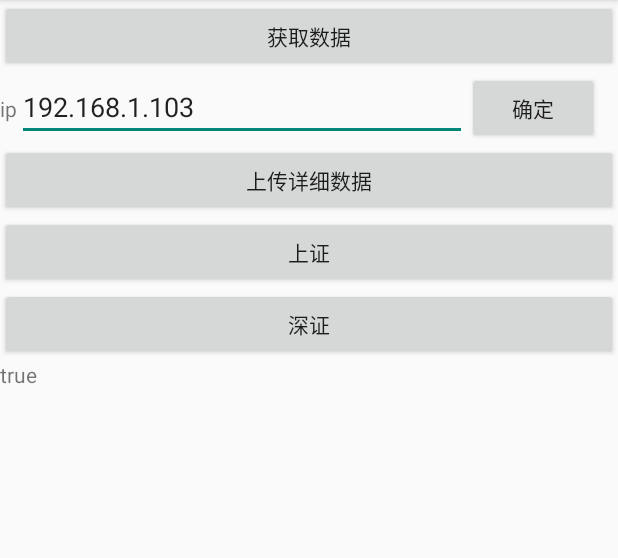
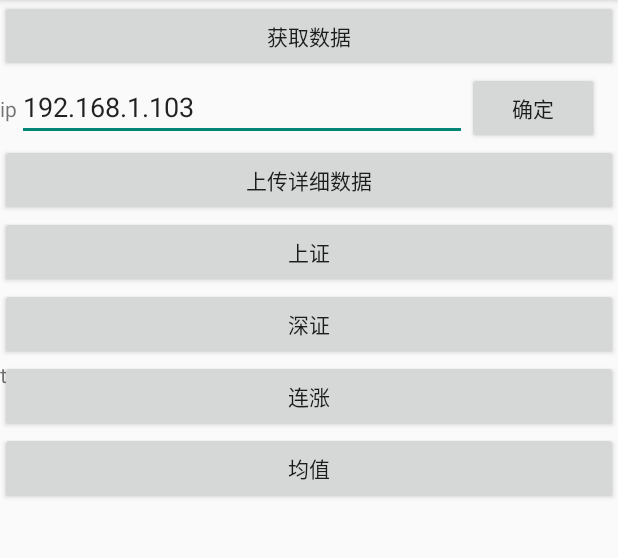
Before and after one commit to zhilaizhang/StockAnalysis, an Android app: the screen it shows after launch (MainActivity), after a tap on "获取数据", on a phone screen of 412 x 824 dp, the part 84-642 px from its top. Run offline under Robolectric (Android 15) with nearby library versions, the phone set to English and light mode, and no system bars.

Commit message:
添加连涨网络逻辑

```diff
--- a/app/src/main/java/com/zlzhang/stockanalysis/StockAnalysisUtil.java
+++ b/app/src/main/java/com/zlzhang/stockanalysis/StockAnalysisUtil.java
@@ -85,9 +85,9 @@ public class StockAnalysisUtil {
 
             connection.setRequestMethod("GET");//设置请求方式//必须是大写
 
-            connection.setConnectTimeout(5000);//设置连接超时时间。
+            connection.setConnectTimeout(50000);//设置连接超时时间。
 
-            connection.setReadTimeout(5000);//设置读数据的超时时间
+            connection.setReadTimeout(50000);//设置读数据的超时时间
 
             // Post 请求不能使用缓存
 
--- a/app/src/main/java/com/zlzhang/stockanalysis/analysis/rise/view/IContinueRiseView.java
+++ b/app/src/main/java/com/zlzhang/stockanalysis/analysis/rise/view/IContinueRiseView.java
@@ -8,4 +8,6 @@ import android.widget.ListView;
 
 public interface IContinueRiseView {
      ListView getContinueListView();
+
+     ListView getDaysChooseListView();
 }
--- a/app/src/main/java/com/zlzhang/stockanalysis/list/view/StockListActivity.java
+++ b/app/src/main/java/com/zlzhang/stockanalysis/list/view/StockListActivity.java
@@ -37,7 +37,7 @@ public class StockListActivity extends Activity implements IStockListView {
     }
 
     private void initView() {
-        mSHListView = findViewById(R.id.sh_listview);
+        mSHListView = (ListView) findViewById(R.id.sh_listview);
         mSHPresenter.setListView(mSHListView);
     }
 
--- a/app/src/main/java/com/zlzhang/stockanalysis/main/model/MainInteractorImp.java
+++ b/app/src/main/java/com/zlzhang/stockanalysis/main/model/MainInteractorImp.java
@@ -3,17 +3,15 @@ package com.zlzhang.stockanalysis.main.model;
 import android.content.Context;
 
 import com.google.gson.Gson;
+import com.google.gson.reflect.TypeToken;
 import com.zlzhang.stockanalysis.StockAnalysisUtil;
 import com.zlzhang.stockanalysis.modle.GlobalVariable;
 import com.zlzhang.stockanalysis.modle.StockDataCache;
 import com.zlzhang.stockanalysis.modle.StockModel;
+import com.zlzhang.util.FileUtil;
 
-import java.io.BufferedWriter;
-import java.io.FileOutputStream;
-import java.io.IOException;
-import java.io.OutputStreamWriter;
 import java.util.ArrayList;
-import java.util.Date;
+import java.util.Calendar;
 import java.util.List;
 
 /**
@@ -23,17 +21,19 @@ import java.util.List;
 public class MainInteractorImp implements IMainInteractor {
 
     private Context mContext;
+    private Gson mGson;
     private int mCount;
     private OnGetDataListener mOnGetDataListener;
 
     public MainInteractorImp(Context context){
         mContext = context;
+        mGson = new Gson();
     }
 
     @Override
     public void getAllStocks(final OnGetDataListener onGetDataListener) {
         mOnGetDataListener = onGetDataListener;
-        String sh = StockAnalysisUtil.readAssetsTxt(mContext, "sh");
+        final String sh = StockAnalysisUtil.readAssetsTxt(mContext, "sh");
         final String[] shStockNames = sh.split(",");
 
         String sz = StockAnalysisUtil.readAssetsTxt(mContext, "sz");
@@ -43,16 +43,34 @@ public class MainInteractorImp implements IMainInteractor {
         new Thread(new Runnable() {
             @Override
             public void run() {
-                List<StockModel> shStocks = getStockModels("sh", shStockNames);
+                Calendar calendar = Calendar.getInstance();
+                int year = calendar.get(Calendar.YEAR);
+                int month = calendar.get(Calendar.MONTH)+1;
+                int day = calendar.get(Calendar.DAY_OF_MONTH);
+                String ds = year + "_" + month + "_" + day;
+                String shFile = GlobalVariable.BASE_PATH +  ds + "_sh.txt";
+                List<StockModel> shStocks;
+                if (FileUtil.isFileExist(shFile)) {
+                    shStocks = getStockModelsFromLocal(shFile);
+                } else {
+                    shStocks = getStockModelsFromNet("sh", shStockNames);
+                    storeStocksToLocal(shFile, shStocks);
+                }
                 StockDataCache.getInstance().setmSHStockModelList(shStocks);
 
-                List<StockModel> szStocks = getStockModels("sz", szStockNames);
+                List<StockModel> szStocks;
+                String szFile = GlobalVariable.BASE_PATH +  ds + "_sz.txt";
+                if (FileUtil.isFileExist(szFile)) {
+                    szStocks = getStockModelsFromLocal(szFile);
+                } else {
+                    szStocks = getStockModelsFromNet("sz", szStockNames);
+                    storeStocksToLocal(szFile, szStocks);
+                }
                 StockDataCache.getInstance().setmSZStockModelList(szStocks);
 
                 List<StockModel> allStocks = new ArrayList<>();
                 allStocks.addAll(shStocks);
                 allStocks.addAll(szStocks);
-                storeAllStocks(allStocks);
                 onGetDataListener.onGetSucceed(allStocks);
 
             }
@@ -60,30 +78,12 @@ public class MainInteractorImp implements IMainInteractor {
 
     }
 
-    private void storeAllStocks(List<StockModel> stockModels){
+    private void storeStocksToLocal(String fileName, List<StockModel> stockModels){
         Gson gson = new Gson();
         String stockString = gson.toJson(stockModels);
-        String date = new Date().toString();
-        String file = GlobalVariable.BASE_PATH + date;
-        writeToFile(file, stockString);
+        FileUtil.setRawDataToFile(fileName, stockString);
     }
 
-    public  void writeToFile(String file, String conent) {
-        BufferedWriter out = null;
-        try {
-            out = new BufferedWriter(new OutputStreamWriter(
-                    new FileOutputStream(file, true)));
-            out.write(conent);
-        } catch (Exception e) {
-            e.printStackTrace();
-        } finally {
-            try {
-                out.close();
-            } catch (IOException e) {
-                e.printStackTrace();
-            }
-        }
-    }
 
     @Override
     public void uploadStocks(List<StockModel> stockModels, OnUploadListener onUploadListener) {
@@ -95,7 +95,7 @@ public class MainInteractorImp implements IMainInteractor {
         }).start();
     }
 
-    private List<StockModel> getStockModels(String position, String[] stocks){
+    private List<StockModel> getStockModelsFromNet(String position, String[] stocks){
         List<StockModel> stockModelList = new ArrayList<>();
         for (String shStock : stocks) {
             String url = "http://hq.sinajs.cn/list=" + position + shStock;
@@ -112,4 +112,10 @@ public class MainInteractorImp implements IMainInteractor {
         }
         return stockModelList;
     }
+
+    private List<StockModel> getStockModelsFromLocal(String path){
+        String stocksFile = FileUtil.getAllFile(path);
+        List<StockModel> stockModels = mGson.fromJson(stocksFile, new TypeToken<List<StockModel>>(){}.getType());
+        return stockModels;
+    }
 }
--- a/app/src/main/java/com/zlzhang/stockanalysis/main/view/MainActivity.java
+++ b/app/src/main/java/com/zlzhang/stockanalysis/main/view/MainActivity.java
@@ -12,6 +12,8 @@ import android.widget.Toast;
 
 import com.zlzhang.stockanalysis.R;
 import com.zlzhang.stockanalysis.StockAnalysisUtil;
+import com.zlzhang.stockanalysis.analysis.average.view.AverageActivity;
+import com.zlzhang.stockanalysis.analysis.rise.view.ContinueRiseActivity;
 import com.zlzhang.stockanalysis.list.view.StockListActivity;
 import com.zlzhang.stockanalysis.main.presenter.IMainPresenter;
 import com.zlzhang.stockanalysis.main.presenter.MainPresenterImp;
@@ -30,6 +32,8 @@ public class MainActivity extends Activity implements IMainView, View.OnClickLis
     private Button mGotoSHButton;
     private Button mGotoSZButton;
     private Button mConfirmIpButton;
+    private Button mContinueRiseButton;
+    private Button mAverageButton;
     private EditText mIpEditText;
 
     @Override
@@ -45,18 +49,22 @@ public class MainActivity extends Activity implements IMainView, View.OnClickLis
         mGotoSZButton.setOnClickListener(this);
         mGotoSHButton.setOnClickListener(this);
         mUploadButton.setOnClickListener(this);
+        mAverageButton.setOnClickListener(this);
+        mContinueRiseButton.setOnClickListener(this);
         mConfirmIpButton.setOnClickListener(this);
     }
 
     private void initView() {
-        mProgressLayout = findViewById(R.id.progress_layout);
-        mDataStatusTextView = findViewById(R.id.data_status);
-        mCountTextView = findViewById(R.id.count_textview);
-        mGotoSHButton   = findViewById(R.id.gotoSH);
-        mGotoSZButton   = findViewById(R.id.gotoSZ);
-        mUploadButton = findViewById(R.id.upload_data);
-        mIpEditText = findViewById(R.id.ip_edittext);
-        mConfirmIpButton = findViewById(R.id.confirm_button);
+        mProgressLayout = (LinearLayout) findViewById(R.id.progress_layout);
+        mDataStatusTextView = (TextView) findViewById(R.id.data_status);
+        mCountTextView = (TextView) findViewById(R.id.count_textview);
+        mGotoSHButton   = (Button) findViewById(R.id.gotoSH);
+        mGotoSZButton   = (Button) findViewById(R.id.gotoSZ);
+        mUploadButton = (Button) findViewById(R.id.upload_data);
+        mAverageButton = (Button) findViewById(R.id.gotoAverage);
+        mContinueRiseButton = (Button) findViewById(R.id.gotoContinueRise);
+        mIpEditText = (EditText) findViewById(R.id.ip_edittext);
+        mConfirmIpButton = (Button) findViewById(R.id.confirm_button);
     }
 
     private void initData() {
@@ -98,6 +106,8 @@ public class MainActivity extends Activity implements IMainView, View.OnClickLis
             mGotoSHButton.setVisibility(View.VISIBLE);
             mGotoSZButton.setVisibility(View.VISIBLE);
             mUploadButton.setVisibility(View.VISIBLE);
+            mContinueRiseButton.setVisibility(View.VISIBLE);
+            mAverageButton.setVisibility(View.VISIBLE);
         }
         Toast.makeText(this,  "got" + isGot, Toast.LENGTH_SHORT).show();
     }
@@ -122,7 +132,25 @@ public class MainActivity extends Activity implements IMainView, View.OnClickLis
             case R.id.confirm_button:
                 GlobalVariable.sServerIp = mIpEditText.getText().toString();
                 break;
+            case R.id.gotoAverage:
+                gotoAverage();
+                break;
+            case R.id.gotoContinueRise:
+                gotoContinueRise();
+                break;
         }
+    }
+
+    private void gotoContinueRise() {
+        Intent intent = new Intent();
+        intent.setClass(this, ContinueRiseActivity.class);
+        startActivity(intent);
+    }
+
+    private void gotoAverage() {
+        Intent intent = new Intent();
+        intent.setClass(this, AverageActivity.class);
+        startActivity(intent);
     }
 
     public void gotoUploadData() {
--- a/app/src/main/java/com/zlzhang/stockanalysis/upload/view/UploadActvity.java
+++ b/app/src/main/java/com/zlzhang/stockanalysis/upload/view/UploadActvity.java
@@ -35,7 +35,7 @@ public class UploadActvity extends Activity implements IUploadView{
     }
 
     private void initView() {
-        mUploadStatusEditText = findViewById(R.id.upload_status_textview);
+        mUploadStatusEditText = (TextView) findViewById(R.id.upload_status_textview);
     }
 
     private void initData() {
--- a/app/src/main/res/layout/activity_continue_rise.xml
+++ b/app/src/main/res/layout/activity_continue_rise.xml
@@ -13,7 +13,10 @@
             android:text="连涨天数"
             android:layout_width="wrap_content"
             android:layout_height="wrap_content"/>
-        <Spinner></Spinner>
+        <ListView
+            android:id="@+id/day_choose_listview"
+            android:layout_width="100dp"
+            android:layout_height="50dp"/>
         <Button
             android:id="@+id/confirm_days_button"
             android:layout_width="wrap_content"
--- a/app/src/main/res/layout/activity_main.xml
+++ b/app/src/main/res/layout/activity_main.xml
@@ -59,6 +59,22 @@
         android:layout_width="match_parent"
         android:layout_height="wrap_content" />
 
+    <Button
+        android:id="@+id/gotoContinueRise"
+        android:layout_below="@+id/gotoSZ"
+        android:visibility="gone"
+        android:text="@string/continue_rise"
+        android:layout_width="match_parent"
+        android:layout_height="wrap_content" />
+
+    <Button
+        android:id="@+id/gotoAverage"
+        android:layout_below="@+id/gotoContinueRise"
+        android:visibility="gone"
+        android:text="@string/average"
+        android:layout_width="match_parent"
+        android:layout_height="wrap_content" />
+
     <TextView
         android:id="@+id/data_status"
         android:layout_below="@+id/gotoSZ"
--- a/app/src/main/res/values/strings.xml
+++ b/app/src/main/res/values/strings.xml
@@ -5,4 +5,6 @@
     <string name="upload_info">上传基本数据</string>
     <string name="sh">上证</string>
     <string name="sz">深证</string>
+    <string name="continue_rise">连涨</string>
+    <string name="average">均值</string>
 </resources>
--- a/build.gradle
+++ b/build.gradle
@@ -6,7 +6,7 @@ buildscript {
         jcenter()
     }
     dependencies {
-        classpath 'com.android.tools.build:gradle:3.0.0'
+        classpath 'com.android.tools.build:gradle:2.3.3'
 
 
         // NOTE: Do not place your application dependencies here; they belong
```
Also changed, not shown: app/build.gradle (+4 -3 lines), app/src/main/AndroidManifest.xml (+8 -0 lines), app/src/main/java/com/zlzhang/stockanalysis/analysis/rise/model/ContinueRiseInteractorImp.java (+25 -1 lines), app/src/main/java/com/zlzhang/stockanalysis/analysis/rise/presenter/ContinueRisePresenterImp.java (+32 -1 lines), app/src/main/java/com/zlzhang/stockanalysis/analysis/rise/view/ContinueRiseActivity.java (+7 -0 lines), app/src/main/java/com/zlzhang/stockanalysis/analysis/rise/view/DayChooseAdapter.java (added, +61 -0 lines), app/src/main/res/layout/item_days_choose.xml (added, +9 -0 lines), app/libs/ZLUtil.jar (added).
